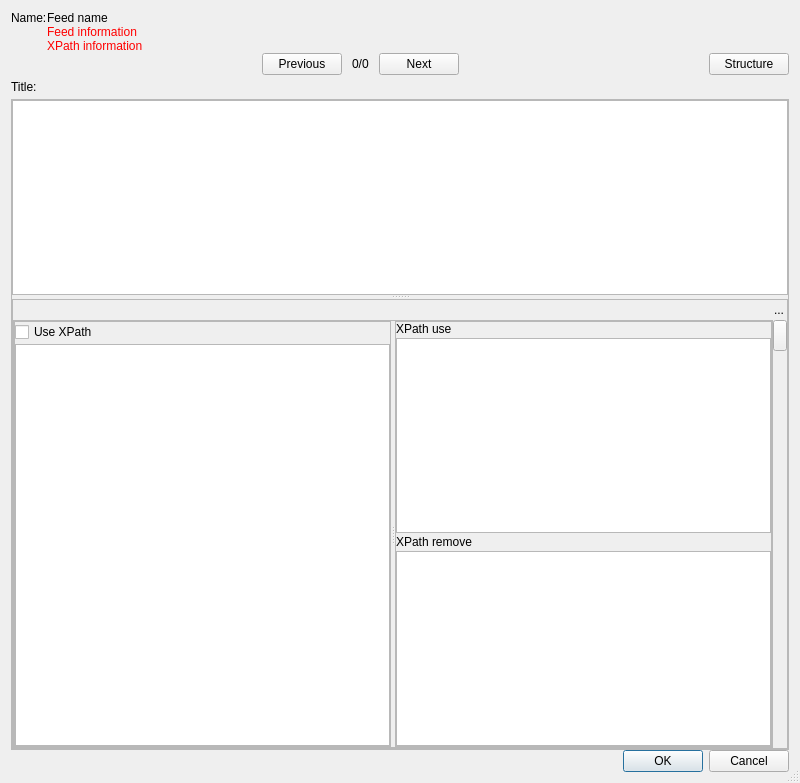
This is plugins/FeedReader/gui/PreviewFeedDialog.ui in RetroShare/RetroShare as Qt 5 draws it before an edit. The edited form follows.
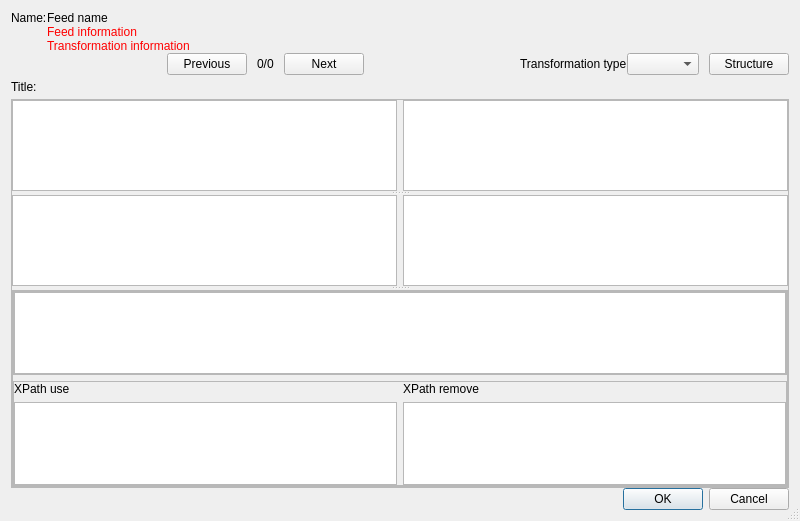
This is the edited form. Icons and pictures are not drawn. Custom widgets are drawn as their Qt base class.

Commit message:
FeedReader: - Added error handling to xml functions - Added xslt transformation - Added retransform of existing messages - Redesigned preview dialog - Enabled embed images for forum feeds - Changed config format, switching back to an older version results in a loss of all data of the FeedReader
Added new base class RSPlainTextEdit with placeholder text.
New library libxslt needed

The edit to the form file:
```diff
--- a/plugins/FeedReader/gui/PreviewFeedDialog.ui
+++ b/plugins/FeedReader/gui/PreviewFeedDialog.ui
@@ -7,7 +7,7 @@
     <x>0</x>
     <y>0</y>
     <width>800</width>
-    <height>783</height>
+    <height>521</height>
    </rect>
   </property>
   <property name="windowTitle">
@@ -21,7 +21,34 @@
     <number>0</number>
    </property>
    <item>
+    <widget class="QFrame" name="titleFrame">
+     <property name="sizePolicy">
+      <sizepolicy hsizetype="Preferred" vsizetype="Maximum">
+       <horstretch>0</horstretch>
+       <verstretch>0</verstretch>
+      </sizepolicy>
+     </property>
+     <layout class="QVBoxLayout" name="verticalLayout_4">
+      <property name="spacing">
+       <number>0</number>
+      </property>
+      <property name="leftMargin">
+       <number>0</number>
+      </property>
+      <property name="topMargin">
+       <number>0</number>
+      </property>
+      <property name="rightMargin">
+       <number>0</number>
+      </property>
+      <property name="bottomMargin">
+       <number>0</number>
+      </property>
+      <item>
     <layout class="QGridLayout" name="textLayout">
+        <property name="sizeConstraint">
+         <enum>QLayout::SetMaximumSize</enum>
+        </property>
      <item row="0" column="0">
       <widget class="QLabel" name="nameLabel">
        <property name="sizePolicy">
@@ -93,7 +120,13 @@
       </widget>
      </item>
      <item row="2" column="1">
-      <widget class="QLabel" name="xpathInfoLabel">
+         <widget class="QLabel" name="transformationInfoLabel">
+          <property name="maximumSize">
+           <size>
+            <width>16777215</width>
+            <height>100</height>
+           </size>
+          </property>
        <property name="palette">
         <palette>
          <active>
@@ -132,7 +165,10 @@
         </palette>
        </property>
        <property name="text">
-        <string notr="true">XPath information</string>
+           <string notr="true">Transformation information</string>
+          </property>
+          <property name="textInteractionFlags">
+           <set>Qt::LinksAccessibleByMouse|Qt::TextSelectableByKeyboard|Qt::TextSelectableByMouse</set>
        </property>
       </widget>
      </item>
@@ -167,7 +203,7 @@
       </widget>
      </item>
      <item>
-      <spacer name="horizontalSpacer">
+         <spacer name="buttonSpacerLeft1">
        <property name="orientation">
         <enum>Qt::Horizontal</enum>
        </property>
@@ -237,6 +273,32 @@
        </property>
       </spacer>
      </item>
+        <item>
+         <widget class="QLabel" name="transformationTypeLabel">
+          <property name="text">
+           <string>Transformation type</string>
+          </property>
+         </widget>
+        </item>
+        <item>
+         <widget class="QComboBox" name="transformationTypeComboBox"/>
+        </item>
+        <item>
+         <spacer name="horizontalSpacer">
+          <property name="orientation">
+           <enum>Qt::Horizontal</enum>
+          </property>
+          <property name="sizeType">
+           <enum>QSizePolicy::Fixed</enum>
+          </property>
+          <property name="sizeHint" stdset="0">
+           <size>
+            <width>10</width>
+            <height>20</height>
+           </size>
+          </property>
+         </spacer>
+        </item>
      <item>
       <widget class="QPushButton" name="structureButton">
        <property name="text">
@@ -282,14 +344,11 @@
      </item>
     </layout>
    </item>
+     </layout>
+    </widget>
+   </item>
    <item>
-    <widget class="QSplitter" name="messageSplitter">
-     <property name="sizePolicy">
-      <sizepolicy hsizetype="Preferred" vsizetype="MinimumExpanding">
-       <horstretch>0</horstretch>
-       <verstretch>0</verstretch>
-      </sizepolicy>
-     </property>
+    <widget class="QSplitter" name="splitter">
      <property name="frameShape">
       <enum>QFrame::StyledPanel</enum>
      </property>
@@ -302,114 +361,30 @@
      <property name="childrenCollapsible">
       <bool>false</bool>
      </property>
+     <widget class="QFrame" name="msgFrame">
+      <layout class="QHBoxLayout" name="horizontalLayout">
+       <property name="leftMargin">
+        <number>0</number>
+       </property>
+       <property name="topMargin">
+        <number>0</number>
+       </property>
+       <property name="rightMargin">
+        <number>0</number>
+       </property>
+       <property name="bottomMargin">
+        <number>0</number>
+       </property>
+       <item>
+        <widget class="QTextBrowser" name="msgTextOrg"/>
+       </item>
+       <item>
      <widget class="QTextBrowser" name="msgText"/>
-     <widget class="QFrame" name="structureFrame">
-      <property name="frameShape">
-       <enum>QFrame::StyledPanel</enum>
-      </property>
-      <property name="frameShadow">
-       <enum>QFrame::Raised</enum>
-      </property>
-      <layout class="QVBoxLayout" name="verticalLayout">
-       <property name="spacing">
-        <number>0</number>
-       </property>
-       <property name="leftMargin">
-        <number>0</number>
-       </property>
-       <property name="topMargin">
-        <number>0</number>
-       </property>
-       <property name="rightMargin">
-        <number>0</number>
-       </property>
-       <property name="bottomMargin">
-        <number>0</number>
-       </property>
-       <item>
-        <layout class="QHBoxLayout" name="structureLayout2">
-         <property name="spacing">
-          <number>0</number>
-         </property>
-         <item>
-          <spacer name="structureSpacer">
-           <property name="orientation">
-            <enum>Qt::Horizontal</enum>
-           </property>
-           <property name="sizeHint" stdset="0">
-            <size>
-             <width>40</width>
-             <height>20</height>
-            </size>
-           </property>
-          </spacer>
-         </item>
-         <item>
-          <widget class="QToolButton" name="closeStructureButton">
-           <property name="maximumSize">
-            <size>
-             <width>16</width>
-             <height>16</height>
-            </size>
-           </property>
-           <property name="styleSheet">
-            <string notr="true">QToolButton
-{
- border-image: url(:/images/closenormal.png) 
-}
-                                
-QToolButton:hover 
-{
-border-image: url(:/images/closehover.png) 
-}
-                                
-QToolButton:pressed  {
-border-image: url(:/images/closepressed.png) 
-}</string>
-           </property>
-           <property name="text">
-            <string>...</string>
-           </property>
-           <property name="autoRaise">
-            <bool>true</bool>
-           </property>
-          </widget>
-         </item>
-        </layout>
-       </item>
-       <item>
-        <layout class="QHBoxLayout" name="structureLayout1">
-         <item>
-          <widget class="QSplitter" name="structureSplitter">
-           <property name="sizePolicy">
-            <sizepolicy hsizetype="MinimumExpanding" vsizetype="Preferred">
-             <horstretch>0</horstretch>
-             <verstretch>0</verstretch>
-            </sizepolicy>
-           </property>
-           <property name="frameShape">
-            <enum>QFrame::StyledPanel</enum>
-           </property>
-           <property name="frameShadow">
-            <enum>QFrame::Raised</enum>
-           </property>
-           <property name="orientation">
-            <enum>Qt::Horizontal</enum>
-           </property>
-           <property name="childrenCollapsible">
-            <bool>false</bool>
-           </property>
+       </item>
+      </layout>
+     </widget>
            <widget class="QFrame" name="structureTreeFrame">
-            <property name="frameShape">
-             <enum>QFrame::StyledPanel</enum>
-            </property>
-            <property name="frameShadow">
-             <enum>QFrame::Raised</enum>
-            </property>
-            <layout class="QVBoxLayout" name="verticalLayout_4">
-             <property name="spacing">
-              <number>2</number>
-             </property>
+      <layout class="QHBoxLayout" name="horizontalLayout_2">
              <property name="leftMargin">
               <number>0</number>
              </property>
@@ -423,10 +398,21 @@
               <number>0</number>
              </property>
              <item>
-              <widget class="QCheckBox" name="useXPathCheckBox">
+        <widget class="QTreeWidget" name="structureTreeWidgetOrg">
+         <property name="wordWrap">
+          <bool>true</bool>
+         </property>
+         <attribute name="headerVisible">
+          <bool>false</bool>
+         </attribute>
+         <attribute name="headerStretchLastSection">
+          <bool>false</bool>
+         </attribute>
+         <column>
                <property name="text">
-                <string>Use XPath</string>
-               </property>
+           <string notr="true">1</string>
+          </property>
+         </column>
               </widget>
              </item>
              <item>
@@ -449,7 +435,34 @@
              </item>
             </layout>
            </widget>
-           <widget class="QFrame" name="xpathFrame">
+     <widget class="QFrame" name="transformationFrame">
+      <property name="sizePolicy">
+       <sizepolicy hsizetype="Preferred" vsizetype="Maximum">
+        <horstretch>0</horstretch>
+        <verstretch>0</verstretch>
+       </sizepolicy>
+      </property>
+      <property name="frameShape">
+       <enum>QFrame::StyledPanel</enum>
+      </property>
+      <property name="frameShadow">
+       <enum>QFrame::Raised</enum>
+      </property>
+      <layout class="QVBoxLayout" name="verticalLayout">
+       <property name="leftMargin">
+        <number>0</number>
+       </property>
+       <property name="topMargin">
+        <number>0</number>
+       </property>
+       <property name="rightMargin">
+        <number>0</number>
+       </property>
+       <property name="bottomMargin">
+        <number>0</number>
+       </property>
+       <item>
+        <widget class="QFrame" name="xsltFrame">
             <property name="frameShape">
              <enum>QFrame::StyledPanel</enum>
             </property>
@@ -457,9 +470,33 @@
              <enum>QFrame::Raised</enum>
             </property>
             <layout class="QVBoxLayout" name="verticalLayout_3">
-             <property name="spacing">
-              <number>2</number>
-             </property>
+          <property name="leftMargin">
+           <number>0</number>
+          </property>
+          <property name="topMargin">
+           <number>0</number>
+          </property>
+          <property name="rightMargin">
+           <number>0</number>
+          </property>
+          <property name="bottomMargin">
+           <number>0</number>
+          </property>
+          <item>
+           <widget class="RSPlainTextEdit" name="xsltTextEdit"/>
+          </item>
+         </layout>
+        </widget>
+       </item>
+       <item>
+        <widget class="QFrame" name="xpathFrame">
+         <property name="frameShape">
+          <enum>QFrame::StyledPanel</enum>
+         </property>
+         <property name="frameShadow">
+          <enum>QFrame::Raised</enum>
+         </property>
+         <layout class="QHBoxLayout" name="horizontalLayout_3">
              <property name="leftMargin">
               <number>0</number>
              </property>
@@ -472,6 +509,8 @@
              <property name="bottomMargin">
               <number>0</number>
              </property>
+          <item>
+           <layout class="QVBoxLayout" name="xpathUserLayout">
              <item>
               <widget class="QLabel" name="xpathUseLabel">
                <property name="text">
@@ -489,6 +528,10 @@
                </property>
               </widget>
              </item>
+           </layout>
+          </item>
+          <item>
+           <layout class="QVBoxLayout" name="xpathRemoveLayout">
              <item>
               <widget class="QLabel" name="xpathRemoveLabel">
                <property name="text">
@@ -507,53 +550,14 @@
               </widget>
              </item>
             </layout>
-           </widget>
-          </widget>
-         </item>
-         <item>
-          <layout class="QVBoxLayout" name="xpathLayout">
-           <item>
-            <widget class="QPushButton" name="xpathPushButton">
-             <property name="minimumSize">
-              <size>
-               <width>14</width>
-               <height>31</height>
-              </size>
-             </property>
-             <property name="maximumSize">
-              <size>
-               <width>14</width>
-               <height>31</height>
-              </size>
-             </property>
-             <property name="checkable">
-              <bool>true</bool>
-             </property>
-            </widget>
-           </item>
-           <item>
-            <spacer name="verticalSpacer">
-             <property name="orientation">
-              <enum>Qt::Vertical</enum>
-             </property>
-             <property name="sizeHint" stdset="0">
-              <size>
-               <width>13</width>
-               <height>13</height>
-              </size>
-             </property>
-            </spacer>
-           </item>
-          </layout>
-         </item>
-        </layout>
-       </item>
-      </layout>
+          </item>
+         </layout>
+        </widget>
+       </item>
+      </layout>
      </widget>
     </widget>
    </item>
-   <item>
-    <layout class="QVBoxLayout" name="previewLayout">
      <item>
       <widget class="QDialogButtonBox" name="buttonBox">
        <property name="orientation">
@@ -565,9 +569,18 @@
       </widget>
      </item>
     </layout>
-   </item>
-  </layout>
+  <zorder>titleFrame</zorder>
+  <zorder>splitter</zorder>
+  <zorder>buttonBox</zorder>
+  <zorder>transformationInfoScrollArea</zorder>
  </widget>
+ <customwidgets>
+  <customwidget>
+   <class>RSPlainTextEdit</class>
+   <extends>QPlainTextEdit</extends>
+   <header>gui/common/RSPlainTextEdit.h</header>
+  </customwidget>
+ </customwidgets>
  <resources/>
  <connections>
   <connection>
```
Left out of the diff: 5 changed lines with no effect on the pictures. Lines whose indentation alone changed are shown as unchanged. The commit also changes 26 other files.
